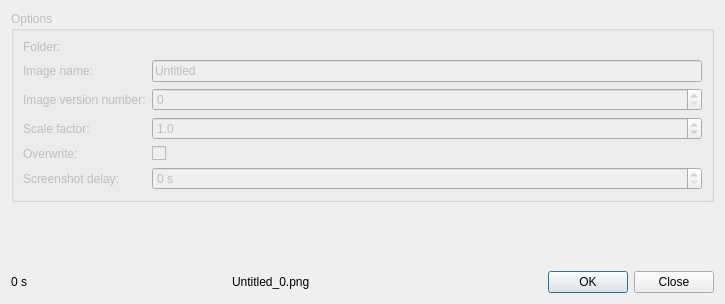
commontk/CTK, file Libs/Widgets/Resources/UI/ctkScreenshotDialog.ui: the form before one commit.
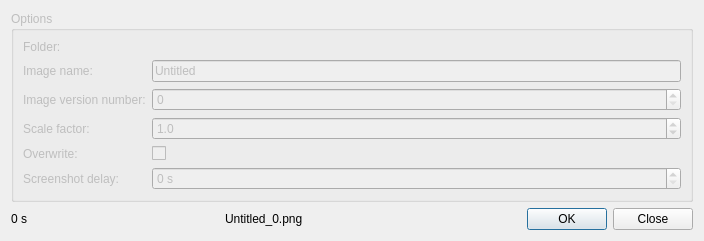
The form after the commit. Custom widgets are drawn as their Qt base class.

Commit message: Fix geometry issues of ctkScreenshotDialog

Diff of the .ui file:
```diff
--- a/Libs/Widgets/Resources/UI/ctkScreenshotDialog.ui
+++ b/Libs/Widgets/Resources/UI/ctkScreenshotDialog.ui
@@ -6,10 +6,16 @@
    <rect>
     <x>0</x>
     <y>0</y>
-    <width>725</width>
-    <height>304</height>
+    <width>704</width>
+    <height>235</height>
    </rect>
   </property>
+  <property name="sizePolicy">
+   <sizepolicy hsizetype="Preferred" vsizetype="Fixed">
+    <horstretch>0</horstretch>
+    <verstretch>0</verstretch>
+   </sizepolicy>
+  </property>
   <property name="windowTitle">
    <string>Screen Capture Options</string>
   </property>
@@ -19,6 +25,12 @@
      <property name="enabled">
       <bool>false</bool>
      </property>
+     <property name="sizePolicy">
+      <sizepolicy hsizetype="Preferred" vsizetype="Fixed">
+       <horstretch>0</horstretch>
+       <verstretch>0</verstretch>
+      </sizepolicy>
+     </property>
      <property name="title">
       <string>Options</string>
      </property>
@@ -135,7 +147,7 @@
      <property name="sizeHint" stdset="0">
       <size>
        <width>20</width>
-       <height>5</height>
+       <height>0</height>
       </size>
      </property>
     </spacer>
```
